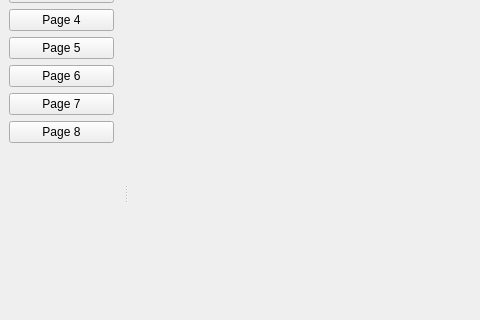
Qt form pages/mainwindow.ui (Romaisaa/CV-Toolbox) before a commit; both pictures show x 0 to 480 and y 103 to 423 of the 951 by 613 pixel window.
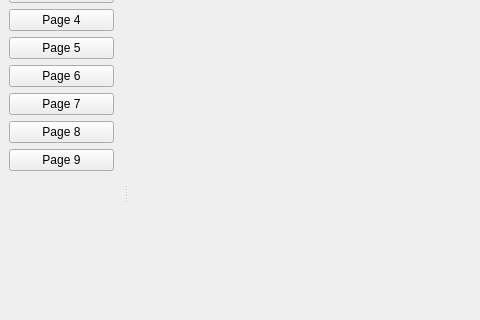
The same form after that commit.

```diff
--- a/pages/mainwindow.ui
+++ b/pages/mainwindow.ui
@@ -107,6 +107,13 @@
        </property>
       </widget>
      </item>
+     <item>
+      <widget class="QPushButton" name="pushButton_9">
+       <property name="text">
+        <string>Page 9</string>
+       </property>
+      </widget>
+     </item>
      <item>
       <spacer name="verticalSpacer">
        <property name="orientation">
```
Left out of the diff: 2 changed lines with no effect on the pictures.
